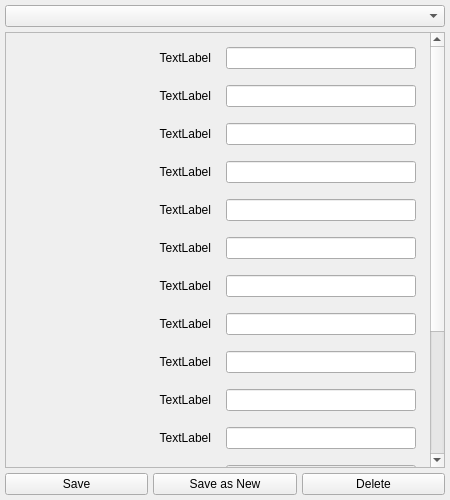
Above: ! Design Files/server_config_gui.ui from ShrugShoulders/RudeChat before the change. Below: the same form after it.
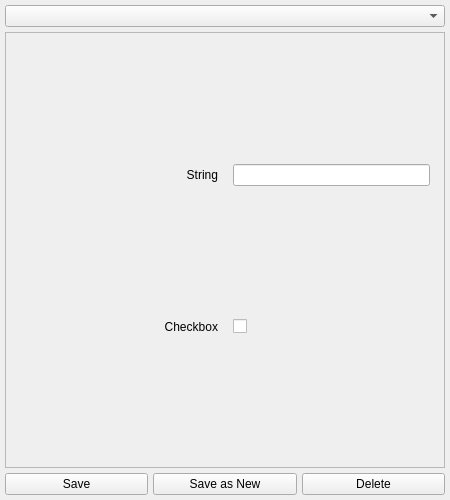
That is the form after the change.

```diff
--- a/! Design Files/server_config_gui.ui
+++ b/! Design Files/server_config_gui.ui
@@ -58,7 +58,7 @@
         <x>0</x>
         <y>0</y>
         <width>438</width>
-        <height>670</height>
+        <height>420</height>
        </rect>
       </property>
       <property name="sizePolicy">
@@ -69,127 +69,7 @@
       </property>
       <layout class="QVBoxLayout" name="verticalLayout_2">
        <item>
-        <widget class="QWidget" name="widget_7" native="true">
-         <property name="sizePolicy">
-          <sizepolicy hsizetype="Expanding" vsizetype="Fixed">
-           <horstretch>0</horstretch>
-           <verstretch>0</verstretch>
-          </sizepolicy>
-         </property>
-         <layout class="QHBoxLayout" name="horizontalLayout_31" stretch="1,1">
-          <property name="spacing">
-           <number>15</number>
-          </property>
-          <property name="leftMargin">
-           <number>5</number>
-          </property>
-          <property name="topMargin">
-           <number>5</number>
-          </property>
-          <property name="rightMargin">
-           <number>5</number>
-          </property>
-          <property name="bottomMargin">
-           <number>5</number>
-          </property>
-          <item>
-           <widget class="QLabel" name="label_31">
-            <property name="text">
-             <string>TextLabel</string>
-            </property>
-            <property name="alignment">
-             <set>Qt::AlignmentFlag::AlignRight|Qt::AlignmentFlag::AlignTrailing|Qt::AlignmentFlag::AlignVCenter</set>
-            </property>
-           </widget>
-          </item>
-          <item>
-           <widget class="QLineEdit" name="lineEdit_31"/>
-          </item>
-         </layout>
-        </widget>
-       </item>
-       <item>
-        <widget class="QWidget" name="widget_5" native="true">
-         <property name="sizePolicy">
-          <sizepolicy hsizetype="Expanding" vsizetype="Fixed">
-           <horstretch>0</horstretch>
-           <verstretch>0</verstretch>
-          </sizepolicy>
-         </property>
-         <layout class="QHBoxLayout" name="horizontalLayout_15" stretch="1,1">
-          <property name="spacing">
-           <number>15</number>
-          </property>
-          <property name="leftMargin">
-           <number>5</number>
-          </property>
-          <property name="topMargin">
-           <number>5</number>
-          </property>
-          <property name="rightMargin">
-           <number>5</number>
-          </property>
-          <property name="bottomMargin">
-           <number>5</number>
-          </property>
-          <item>
-           <widget class="QLabel" name="label_15">
-            <property name="text">
-             <string>TextLabel</string>
-            </property>
-            <property name="alignment">
-             <set>Qt::AlignmentFlag::AlignRight|Qt::AlignmentFlag::AlignTrailing|Qt::AlignmentFlag::AlignVCenter</set>
-            </property>
-           </widget>
-          </item>
-          <item>
-           <widget class="QLineEdit" name="lineEdit_15"/>
-          </item>
-         </layout>
-        </widget>
-       </item>
-       <item>
-        <widget class="QWidget" name="widget_6" native="true">
-         <property name="sizePolicy">
-          <sizepolicy hsizetype="Expanding" vsizetype="Fixed">
-           <horstretch>0</horstretch>
-           <verstretch>0</verstretch>
-          </sizepolicy>
-         </property>
-         <layout class="QHBoxLayout" name="horizontalLayout_29" stretch="1,1">
-          <property name="spacing">
-           <number>15</number>
-          </property>
-          <property name="leftMargin">
-           <number>5</number>
-          </property>
-          <property name="topMargin">
-           <number>5</number>
-          </property>
-          <property name="rightMargin">
-           <number>5</number>
-          </property>
-          <property name="bottomMargin">
-           <number>5</number>
-          </property>
-          <item>
-           <widget class="QLabel" name="label_29">
-            <property name="text">
-             <string>TextLabel</string>
-            </property>
-            <property name="alignment">
-             <set>Qt::AlignmentFlag::AlignRight|Qt::AlignmentFlag::AlignTrailing|Qt::AlignmentFlag::AlignVCenter</set>
-            </property>
-           </widget>
-          </item>
-          <item>
-           <widget class="QLineEdit" name="lineEdit_29"/>
-          </item>
-         </layout>
-        </widget>
-       </item>
-       <item>
-        <widget class="QWidget" name="widget" native="true">
+        <widget class="QWidget" name="example_widget_string" native="true">
          <property name="sizePolicy">
           <sizepolicy hsizetype="Expanding" vsizetype="Fixed">
            <horstretch>0</horstretch>
@@ -215,7 +95,7 @@
           <item>
            <widget class="QLabel" name="label">
             <property name="text">
-             <string>TextLabel</string>
+             <string>String</string>
             </property>
             <property name="alignment">
              <set>Qt::AlignmentFlag::AlignRight|Qt::AlignmentFlag::AlignTrailing|Qt::AlignmentFlag::AlignVCenter</set>
@@ -236,7 +116,7 @@
            <verstretch>0</verstretch>
           </sizepolicy>
          </property>
-         <layout class="QHBoxLayout" name="horizontalLayout_34" stretch="1,1">
+         <layout class="QHBoxLayout" name="horizontalLayout_2" stretch="0,0">
           <property name="spacing">
            <number>15</number>
           </property>
@@ -255,7 +135,7 @@
           <item>
            <widget class="QLabel" name="label_34">
             <property name="text">
-             <string>TextLabel</string>
+             <string>Checkbox</string>
             </property>
             <property name="alignment">
              <set>Qt::AlignmentFlag::AlignRight|Qt::AlignmentFlag::AlignTrailing|Qt::AlignmentFlag::AlignVCenter</set>
@@ -263,447 +143,7 @@
            </widget>
           </item>
           <item>
-           <widget class="QLineEdit" name="lineEdit_34"/>
-          </item>
-         </layout>
-        </widget>
-       </item>
-       <item>
-        <widget class="QWidget" name="widget_3" native="true">
-         <property name="sizePolicy">
-          <sizepolicy hsizetype="Expanding" vsizetype="Fixed">
-           <horstretch>0</horstretch>
-           <verstretch>0</verstretch>
-          </sizepolicy>
-         </property>
-         <layout class="QHBoxLayout" name="horizontalLayout_14" stretch="1,1">
-          <property name="spacing">
-           <number>15</number>
-          </property>
-          <property name="leftMargin">
-           <number>5</number>
-          </property>
-          <property name="topMargin">
-           <number>5</number>
-          </property>
-          <property name="rightMargin">
-           <number>5</number>
-          </property>
-          <property name="bottomMargin">
-           <number>5</number>
-          </property>
-          <item>
-           <widget class="QLabel" name="label_14">
-            <property name="text">
-             <string>TextLabel</string>
-            </property>
-            <property name="alignment">
-             <set>Qt::AlignmentFlag::AlignRight|Qt::AlignmentFlag::AlignTrailing|Qt::AlignmentFlag::AlignVCenter</set>
-            </property>
-           </widget>
-          </item>
-          <item>
-           <widget class="QLineEdit" name="lineEdit_14"/>
-          </item>
-         </layout>
-        </widget>
-       </item>
-       <item>
-        <widget class="QWidget" name="widget_9" native="true">
-         <property name="sizePolicy">
-          <sizepolicy hsizetype="Expanding" vsizetype="Fixed">
-           <horstretch>0</horstretch>
-           <verstretch>0</verstretch>
-          </sizepolicy>
-         </property>
-         <layout class="QHBoxLayout" name="horizontalLayout_35" stretch="1,1">
-          <property name="spacing">
-           <number>15</number>
-          </property>
-          <property name="leftMargin">
-           <number>5</number>
-          </property>
-          <property name="topMargin">
-           <number>5</number>
-          </property>
-          <property name="rightMargin">
-           <number>5</number>
-          </property>
-          <property name="bottomMargin">
-           <number>5</number>
-          </property>
-          <item>
-           <widget class="QLabel" name="label_35">
-            <property name="text">
-             <string>TextLabel</string>
-            </property>
-            <property name="alignment">
-             <set>Qt::AlignmentFlag::AlignRight|Qt::AlignmentFlag::AlignTrailing|Qt::AlignmentFlag::AlignVCenter</set>
-            </property>
-           </widget>
-          </item>
-          <item>
-           <widget class="QLineEdit" name="lineEdit_35"/>
-          </item>
-         </layout>
-        </widget>
-       </item>
-       <item>
-        <widget class="QWidget" name="widget_2" native="true">
-         <property name="sizePolicy">
-          <sizepolicy hsizetype="Expanding" vsizetype="Fixed">
-           <horstretch>0</horstretch>
-           <verstretch>0</verstretch>
-          </sizepolicy>
-         </property>
-         <layout class="QHBoxLayout" name="horizontalLayout_13" stretch="1,1">
-          <property name="spacing">
-           <number>15</number>
-          </property>
-          <property name="leftMargin">
-           <number>5</number>
-          </property>
-          <property name="topMargin">
-           <number>5</number>
-          </property>
-          <property name="rightMargin">
-           <number>5</number>
-          </property>
-          <property name="bottomMargin">
-           <number>5</number>
-          </property>
-          <item>
-           <widget class="QLabel" name="label_13">
-            <property name="text">
-             <string>TextLabel</string>
-            </property>
-            <property name="alignment">
-             <set>Qt::AlignmentFlag::AlignRight|Qt::AlignmentFlag::AlignTrailing|Qt::AlignmentFlag::AlignVCenter</set>
-            </property>
-           </widget>
-          </item>
-          <item>
-           <widget class="QLineEdit" name="lineEdit_13"/>
-          </item>
-         </layout>
-        </widget>
-       </item>
-       <item>
-        <widget class="QWidget" name="widget_17" native="true">
-         <property name="sizePolicy">
-          <sizepolicy hsizetype="Expanding" vsizetype="Fixed">
-           <horstretch>0</horstretch>
-           <verstretch>0</verstretch>
-          </sizepolicy>
-         </property>
-         <layout class="QHBoxLayout" name="horizontalLayout_33" stretch="1,1">
-          <property name="spacing">
-           <number>15</number>
-          </property>
-          <property name="leftMargin">
-           <number>5</number>
-          </property>
-          <property name="topMargin">
-           <number>5</number>
-          </property>
-          <property name="rightMargin">
-           <number>5</number>
-          </property>
-          <property name="bottomMargin">
-           <number>5</number>
-          </property>
-          <item>
-           <widget class="QLabel" name="label_33">
-            <property name="text">
-             <string>TextLabel</string>
-            </property>
-            <property name="alignment">
-             <set>Qt::AlignmentFlag::AlignRight|Qt::AlignmentFlag::AlignTrailing|Qt::AlignmentFlag::AlignVCenter</set>
-            </property>
-           </widget>
-          </item>
-          <item>
-           <widget class="QLineEdit" name="lineEdit_33"/>
-          </item>
-         </layout>
-        </widget>
-       </item>
-       <item>
-        <widget class="QWidget" name="widget_10" native="true">
-         <property name="sizePolicy">
-          <sizepolicy hsizetype="Expanding" vsizetype="Fixed">
-           <horstretch>0</horstretch>
-           <verstretch>0</verstretch>
-          </sizepolicy>
-         </property>
-         <layout class="QHBoxLayout" name="horizontalLayout_20" stretch="1,1">
-          <property name="spacing">
-           <number>15</number>
-          </property>
-          <property name="leftMargin">
-           <number>5</number>
-          </property>
-          <property name="topMargin">
-           <number>5</number>
-          </property>
-          <property name="rightMargin">
-           <number>5</number>
-          </property>
-          <property name="bottomMargin">
-           <number>5</number>
-          </property>
-          <item>
-           <widget class="QLabel" name="label_20">
-            <property name="text">
-             <string>TextLabel</string>
-            </property>
-            <property name="alignment">
-             <set>Qt::AlignmentFlag::AlignRight|Qt::AlignmentFlag::AlignTrailing|Qt::AlignmentFlag::AlignVCenter</set>
-            </property>
-           </widget>
-          </item>
-          <item>
-           <widget class="QLineEdit" name="lineEdit_20"/>
-          </item>
-         </layout>
-        </widget>
-       </item>
-       <item>
-        <widget class="QWidget" name="widget_15" native="true">
-         <property name="sizePolicy">
-          <sizepolicy hsizetype="Expanding" vsizetype="Fixed">
-           <horstretch>0</horstretch>
-           <verstretch>0</verstretch>
-          </sizepolicy>
-         </property>
-         <layout class="QHBoxLayout" name="horizontalLayout_30" stretch="1,1">
-          <property name="spacing">
-           <number>15</number>
-          </property>
-          <property name="leftMargin">
-           <number>5</number>
-          </property>
-          <property name="topMargin">
-           <number>5</number>
-          </property>
-          <property name="rightMargin">
-           <number>5</number>
-          </property>
-          <property name="bottomMargin">
-           <number>5</number>
-          </property>
-          <item>
-           <widget class="QLabel" name="label_30">
-            <property name="text">
-             <string>TextLabel</string>
-            </property>
-            <property name="alignment">
-             <set>Qt::AlignmentFlag::AlignRight|Qt::AlignmentFlag::AlignTrailing|Qt::AlignmentFlag::AlignVCenter</set>
-            </property>
-           </widget>
-          </item>
-          <item>
-           <widget class="QLineEdit" name="lineEdit_30"/>
-          </item>
-         </layout>
-        </widget>
-       </item>
-       <item>
-        <widget class="QWidget" name="widget_11" native="true">
-         <property name="sizePolicy">
-          <sizepolicy hsizetype="Expanding" vsizetype="Fixed">
-           <horstretch>0</horstretch>
-           <verstretch>0</verstretch>
-          </sizepolicy>
-         </property>
-         <layout class="QHBoxLayout" name="horizontalLayout_21" stretch="1,1">
-          <property name="spacing">
-           <number>15</number>
-          </property>
-          <property name="leftMargin">
-           <number>5</number>
-          </property>
-          <property name="topMargin">
-           <number>5</number>
-          </property>
-          <property name="rightMargin">
-           <number>5</number>
-          </property>
-          <property name="bottomMargin">
-           <number>5</number>
-          </property>
-          <item>
-           <widget class="QLabel" name="label_21">
-            <property name="text">
-             <string>TextLabel</string>
-            </property>
-            <property name="alignment">
-             <set>Qt::AlignmentFlag::AlignRight|Qt::AlignmentFlag::AlignTrailing|Qt::AlignmentFlag::AlignVCenter</set>
-            </property>
-           </widget>
-          </item>
-          <item>
-           <widget class="QLineEdit" name="lineEdit_21"/>
-          </item>
-         </layout>
-        </widget>
-       </item>
-       <item>
-        <widget class="QWidget" name="widget_16" native="true">
-         <property name="sizePolicy">
-          <sizepolicy hsizetype="Expanding" vsizetype="Fixed">
-           <horstretch>0</horstretch>
-           <verstretch>0</verstretch>
-          </sizepolicy>
-         </property>
-         <layout class="QHBoxLayout" name="horizontalLayout_32" stretch="1,1">
-          <property name="spacing">
-           <number>15</number>
-          </property>
-          <property name="leftMargin">
-           <number>5</number>
-          </property>
-          <property name="topMargin">
-           <number>5</number>
-          </property>
-          <property name="rightMargin">
-           <number>5</number>
-          </property>
-          <property name="bottomMargin">
-           <number>5</number>
-          </property>
-          <item>
-           <widget class="QLabel" name="label_32">
-            <property name="text">
-             <string>TextLabel</string>
-            </property>
-            <property name="alignment">
-             <set>Qt::AlignmentFlag::AlignRight|Qt::AlignmentFlag::AlignTrailing|Qt::AlignmentFlag::AlignVCenter</set>
-            </property>
-           </widget>
-          </item>
-          <item>
-           <widget class="QLineEdit" name="lineEdit_32"/>
-          </item>
-         </layout>
-        </widget>
-       </item>
-       <item>
-        <widget class="QWidget" name="widget_12" native="true">
-         <property name="sizePolicy">
-          <sizepolicy hsizetype="Expanding" vsizetype="Fixed">
-           <horstretch>0</horstretch>
-           <verstretch>0</verstretch>
-          </sizepolicy>
-         </property>
-         <layout class="QHBoxLayout" name="horizontalLayout_22" stretch="1,1">
-          <property name="spacing">
-           <number>15</number>
-          </property>
-          <property name="leftMargin">
-           <number>5</number>
-          </property>
-          <property name="topMargin">
-           <number>5</number>
-          </property>
-          <property name="rightMargin">
-           <number>5</number>
-          </property>
-          <property name="bottomMargin">
-           <number>5</number>
-          </property>
-          <item>
-           <widget class="QLabel" name="label_22">
-            <property name="text">
-             <string>TextLabel</string>
-            </property>
-            <property name="alignment">
-             <set>Qt::AlignmentFlag::AlignRight|Qt::AlignmentFlag::AlignTrailing|Qt::AlignmentFlag::AlignVCenter</set>
-            </property>
-           </widget>
-          </item>
-          <item>
-           <widget class="QLineEdit" name="lineEdit_22"/>
-          </item>
-         </layout>
-        </widget>
-       </item>
-       <item>
-        <widget class="QWidget" name="widget_14" native="true">
-         <property name="sizePolicy">
-          <sizepolicy hsizetype="Expanding" vsizetype="Fixed">
-           <horstretch>0</horstretch>
-           <verstretch>0</verstretch>
-          </sizepolicy>
-         </property>
-         <layout class="QHBoxLayout" name="horizontalLayout_28" stretch="1,1">
-          <property name="spacing">
-           <number>15</number>
-          </property>
-          <property name="leftMargin">
-           <number>5</number>
-          </property>
-          <property name="topMargin">
-           <number>5</number>
-          </property>
-          <property name="rightMargin">
-           <number>5</number>
-          </property>
-          <property name="bottomMargin">
-           <number>5</number>
-          </property>
-          <item>
-           <widget class="QLabel" name="label_28">
-            <property name="text">
-             <string>TextLabel</string>
-            </property>
-            <property name="alignment">
-             <set>Qt::AlignmentFlag::AlignRight|Qt::AlignmentFlag::AlignTrailing|Qt::AlignmentFlag::AlignVCenter</set>
-            </property>
-           </widget>
-          </item>
-          <item>
-           <widget class="QLineEdit" name="lineEdit_28"/>
-          </item>
-         </layout>
-        </widget>
-       </item>
-       <item>
-        <widget class="QWidget" name="widget_13" native="true">
-         <property name="sizePolicy">
-          <sizepolicy hsizetype="Expanding" vsizetype="Fixed">
-           <horstretch>0</horstretch>
-           <verstretch>0</verstretch>
-          </sizepolicy>
-         </property>
-         <layout class="QHBoxLayout" name="horizontalLayout_23" stretch="1,1">
-          <property name="spacing">
-           <number>15</number>
-          </property>
-          <property name="leftMargin">
-           <number>5</number>
-          </property>
-          <property name="topMargin">
-           <number>5</number>
-          </property>
-          <property name="rightMargin">
-           <number>5</number>
-          </property>
-          <property name="bottomMargin">
-           <number>5</number>
-          </property>
-          <item>
-           <widget class="QLabel" name="label_23">
-            <property name="text">
-             <string>TextLabel</string>
-            </property>
-            <property name="alignment">
-             <set>Qt::AlignmentFlag::AlignRight|Qt::AlignmentFlag::AlignTrailing|Qt::AlignmentFlag::AlignVCenter</set>
-            </property>
-           </widget>
-          </item>
-          <item>
-           <widget class="QLineEdit" name="lineEdit_23"/>
+           <widget class="QCheckBox" name="option_checkbox"/>
           </item>
          </layout>
         </widget>
```
Left out of the diff: 22 changed lines with no effect on the pictures.
